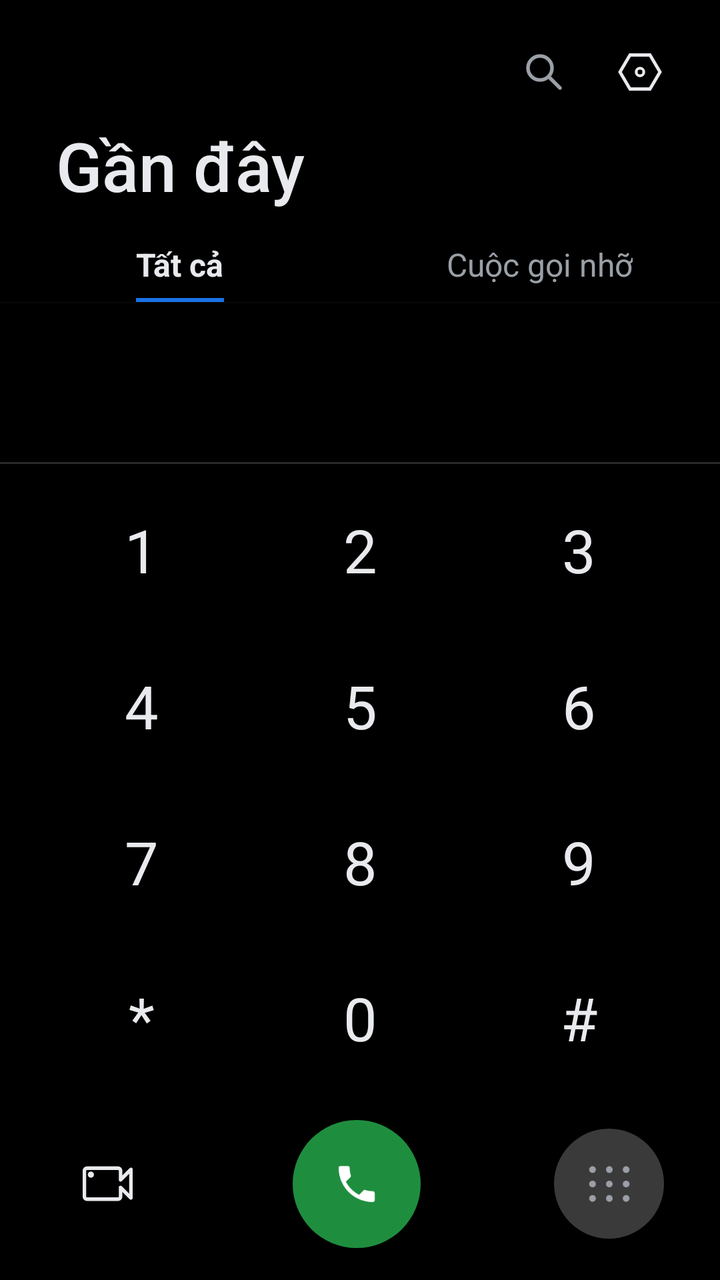
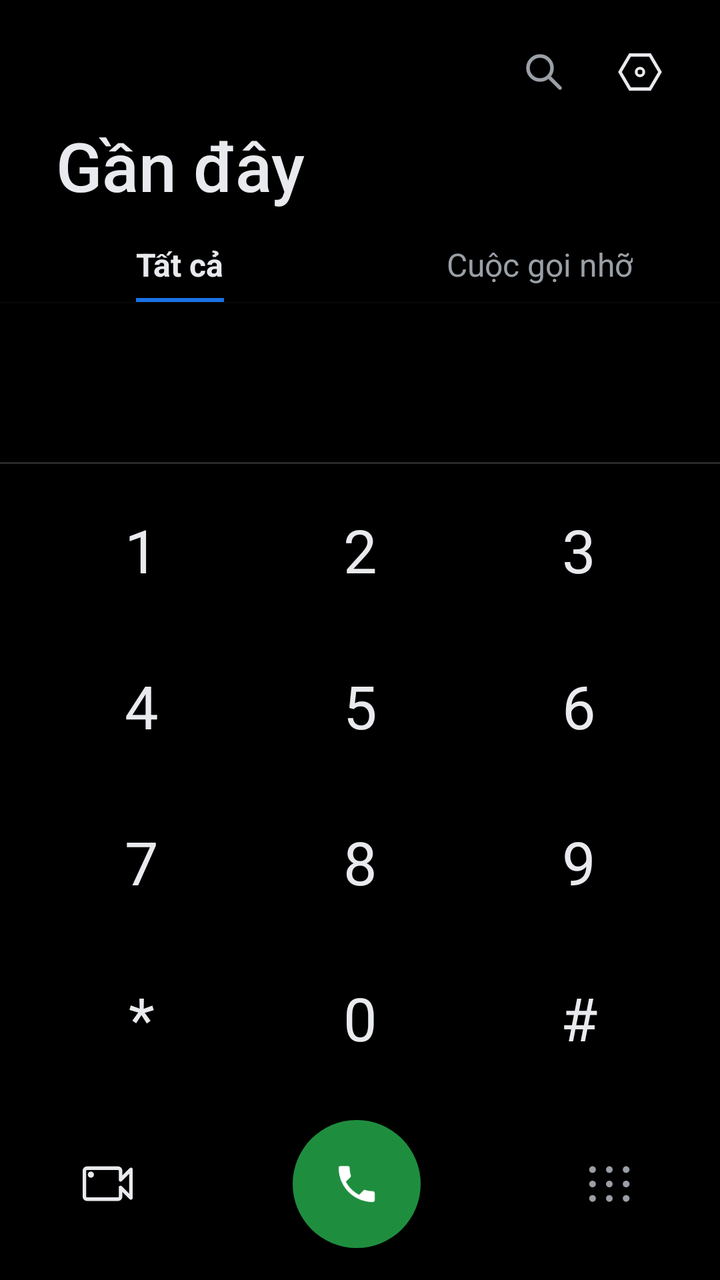

Two renders of the same Android screen: before a commit and after it. Below are the layout's source before the change and the commit's diff.
<!-- AndroidManifest.xml: application theme Theme.SimpleCall -->
<!-- res/layout/fragment_dialer.xml -->
<?xml version="1.0" encoding="utf-8"?>
<LinearLayout xmlns:android="http://schemas.android.com/apk/res/android"
    xmlns:app="http://schemas.android.com/apk/res-auto"
    xmlns:tools="http://schemas.android.com/tools"
    android:layout_width="match_parent"
    android:layout_height="match_parent"
    android:orientation="vertical"
    android:background="@color/bg">

    
    <LinearLayout
        android:id="@+id/llDialerHeader"
        android:layout_width="match_parent" android:layout_height="wrap_content"
        android:orientation="vertical">

        <FrameLayout
            android:layout_width="match_parent" android:layout_height="wrap_content"
            android:paddingTop="16dp" android:paddingEnd="20dp">
            <LinearLayout
                android:layout_width="wrap_content" android:layout_height="wrap_content"
                android:layout_gravity="end"
                android:orientation="horizontal">
                <ImageButton
                    android:id="@+id/btnDialerSearch"
                    android:layout_width="40dp" android:layout_height="40dp"
                    android:background="@android:color/transparent"
                    android:src="@drawable/ic_search"
                    android:contentDescription="@string/search" />
                <ImageButton
                    android:id="@+id/btnDialerSettings"
                    android:layout_width="40dp" android:layout_height="40dp"
                    android:layout_marginStart="8dp"
                    android:background="@android:color/transparent"
                    android:src="@drawable/ic_hexagon_settings"
                    android:contentDescription="@string/settings" />
            </LinearLayout>
        </FrameLayout>

        <TextView
            android:layout_width="wrap_content" android:layout_height="wrap_content"
            android:layout_marginStart="28dp" android:layout_marginTop="4dp"
            android:text="@string/recents_title"
            android:textSize="34sp"
            android:textColor="@color/text_primary"
            android:fontFamily="sans-serif-medium" />

        <LinearLayout
            android:layout_width="match_parent" android:layout_height="wrap_content"
            android:orientation="horizontal"
            android:paddingTop="16dp">

            <FrameLayout
                android:layout_width="0dp" android:layout_height="wrap_content"
                android:layout_weight="1">
                <LinearLayout
                    android:id="@+id/tabAll"
                    android:layout_width="wrap_content" android:layout_height="wrap_content"
                    android:layout_gravity="center"
                    android:orientation="vertical"
                    android:gravity="center_horizontal"
                    android:clickable="true" android:focusable="true">
                    <TextView
                        android:id="@+id/tvTabAll"
                        android:layout_width="wrap_content" android:layout_height="wrap_content"
                        android:text="@string/tab_all"
                        android:textSize="16sp" android:textStyle="bold"
                        android:textColor="@color/text_primary"
                        android:fontFamily="sans-serif" />
                    <View
                        android:id="@+id/tabAllUnderline"
                        android:layout_width="match_parent" android:layout_height="2dp"
                        android:layout_marginTop="6dp"
                        android:background="@color/accent_blue" />
                </LinearLayout>
            </FrameLayout>

            <FrameLayout
                android:layout_width="0dp" android:layout_height="wrap_content"
                android:layout_weight="1">
                <LinearLayout
                    android:id="@+id/tabMissed"
                    android:layout_width="wrap_content" android:layout_height="wrap_content"
                    android:layout_gravity="center"
                    android:orientation="vertical"
                    android:gravity="center_horizontal"
                    android:clickable="true" android:focusable="true">
                    <TextView
                        android:id="@+id/tvTabMissed"
                        android:layout_width="wrap_content" android:layout_height="wrap_content"
                        android:text="@string/tab_missed"
                        android:textSize="16sp"
                        android:textColor="@color/text_secondary"
                        android:fontFamily="sans-serif" />
                    <View
                        android:id="@+id/tabMissedUnderline"
                        android:layout_width="match_parent" android:layout_height="2dp"
                        android:layout_marginTop="6dp"
                        android:background="@android:color/transparent" />
                </LinearLayout>
            </FrameLayout>
        </LinearLayout>

        <View
            android:layout_width="match_parent" android:layout_height="0.5dp"
            android:background="#332B2B2B" />
    </LinearLayout>

    
    <FrameLayout
        android:layout_width="match_parent"
        android:layout_height="0dp"
        android:layout_weight="1">

    
    <androidx.recyclerview.widget.RecyclerView
        android:id="@+id/rvRecents"
        android:layout_width="match_parent"
        android:layout_height="match_parent"
        android:clipToPadding="false"
        android:paddingBottom="280dp" />

    
    <LinearLayout
        android:id="@+id/llSuggestionsWrap"
        android:layout_width="match_parent"
        android:layout_height="match_parent"
        android:orientation="vertical"
        android:paddingBottom="280dp"
        android:visibility="gone">

        <TextView
            android:id="@+id/tvSuggestionsHeader"
            android:layout_width="match_parent"
            android:layout_height="wrap_content"
            android:text="@string/all_contacts"
            android:textSize="14sp"
            android:textColor="@color/text_secondary"
            android:fontFamily="sans-serif"
            android:paddingStart="20dp"
            android:paddingEnd="20dp"
            android:paddingTop="14dp"
            android:paddingBottom="8dp" />

        <androidx.recyclerview.widget.RecyclerView
            android:id="@+id/rvSuggestions"
            android:layout_width="match_parent"
            android:layout_height="0dp"
            android:layout_weight="1"
            android:clipToPadding="false" />
    </LinearLayout>

    
    <LinearLayout
        android:id="@+id/llNoMatchActions"
        android:layout_width="match_parent"
        android:layout_height="wrap_content"
        android:orientation="vertical"
        android:paddingTop="8dp"
        android:visibility="gone">

        <LinearLayout
            android:id="@+id/rowCreateContact"
            android:layout_width="match_parent" android:layout_height="wrap_content"
            android:orientation="horizontal" android:gravity="center_vertical"
            android:background="@drawable/bg_settings_row"
            android:clickable="true" android:focusable="true"
            android:paddingStart="20dp" android:paddingEnd="20dp"
            android:paddingTop="14dp" android:paddingBottom="14dp">
            <ImageView android:layout_width="24dp" android:layout_height="24dp"
                android:src="@drawable/ic_add" app:tint="@color/white" tools:ignore="MissingClass"/>
            <TextView android:layout_width="0dp" android:layout_height="wrap_content"
                android:layout_weight="1" android:layout_marginStart="18dp"
                android:text="@string/create_new_contact"
                android:textSize="16sp" android:textColor="@color/text_primary" android:fontFamily="sans-serif"/>
        </LinearLayout>

        <LinearLayout
            android:id="@+id/rowAddToExisting"
            android:layout_width="match_parent" android:layout_height="wrap_content"
            android:orientation="horizontal" android:gravity="center_vertical"
            android:background="@drawable/bg_settings_row"
            android:clickable="true" android:focusable="true"
            android:paddingStart="20dp" android:paddingEnd="20dp"
            android:paddingTop="14dp" android:paddingBottom="14dp">
            <ImageView android:layout_width="24dp" android:layout_height="24dp"
                android:src="@drawable/ic_person" app:tint="@color/white" tools:ignore="MissingClass"/>
            <TextView android:layout_width="0dp" android:layout_height="wrap_content"
                android:layout_weight="1" android:layout_marginStart="24dp"
                android:text="@string/add_to_existing_contact"
                android:textSize="16sp" android:textColor="@color/text_primary" android:fontFamily="sans-serif"/>
        </LinearLayout>

        <LinearLayout
            android:id="@+id/rowSendSms"
            android:layout_width="match_parent" android:layout_height="wrap_content"
            android:orientation="horizontal" android:gravity="center_vertical"
            android:background="@drawable/bg_settings_row"
            android:clickable="true" android:focusable="true"
            android:paddingStart="20dp" android:paddingEnd="20dp"
            android:paddingTop="14dp" android:paddingBottom="14dp">
            <ImageView android:layout_width="24dp" android:layout_height="24dp"
                android:src="@android:drawable/ic_dialog_email" app:tint="@color/white" tools:ignore="MissingClass"/>
            <TextView android:layout_width="0dp" android:layout_height="wrap_content"
                android:layout_weight="1" android:layout_marginStart="24dp"
                android:text="@string/send_sms"
                android:textSize="16sp" android:textColor="@color/text_primary" android:fontFamily="sans-serif"/>
        </LinearLayout>

        <LinearLayout
            android:id="@+id/rowVideoMeet"
            android:layout_width="match_parent" android:layout_height="wrap_content"
            android:orientation="horizontal" android:gravity="center_vertical"
            android:background="@drawable/bg_settings_row"
            android:clickable="true" android:focusable="true"
            android:paddingStart="20dp" android:paddingEnd="20dp"
            android:paddingTop="14dp" android:paddingBottom="14dp">
            <ImageView android:layout_width="24dp" android:layout_height="24dp"
                android:src="@drawable/ic_video_call" app:tint="@color/white" tools:ignore="MissingClass"/>
            <TextView android:layout_width="0dp" android:layout_height="wrap_content"
                android:layout_weight="1" android:layout_marginStart="24dp"
                android:text="@string/video_call_meet"
                android:textSize="16sp" android:textColor="@color/text_primary" android:fontFamily="sans-serif"/>
        </LinearLayout>
    </LinearLayout>

    
    <LinearLayout
        android:id="@+id/panelKeypad"
        android:layout_width="match_parent"
        android:layout_height="wrap_content"
        android:layout_gravity="bottom"
        android:orientation="vertical"
        android:background="@color/bg"
        android:elevation="8dp">

        
        <View
            android:layout_width="match_parent"
            android:layout_height="1dp"
            android:background="@color/divider" />

        
        <FrameLayout
            android:id="@+id/frameNumber"
            android:layout_width="match_parent"
            android:layout_height="wrap_content"
            android:paddingTop="10dp"
            android:paddingStart="20dp"
            android:paddingEnd="20dp"
            android:visibility="gone">

            <ImageButton
                android:id="@+id/btnDialMenu"
                android:layout_width="40dp"
                android:layout_height="40dp"
                android:layout_gravity="center_vertical|start"
                android:background="@android:color/transparent"
                android:src="@drawable/ic_more_vert"
                android:contentDescription="@string/dialpad_options"
                android:visibility="invisible" />

            <EditText
                android:id="@+id/etNumber"
                android:layout_width="match_parent"
                android:layout_height="wrap_content"
                android:layout_gravity="center_vertical"
                android:paddingStart="48dp"
                android:paddingEnd="62dp"
                android:background="@null"
                android:inputType="none"
                android:gravity="center"
                android:textSize="32sp"
                android:textColor="@color/text_primary"
                android:fontFamily="sans-serif-light"
                android:cursorVisible="true"
                android:maxLines="1" />

            <ImageButton
                android:id="@+id/btnBackspace"
                android:layout_width="62dp"
                android:layout_height="40dp"
                android:layout_gravity="center_vertical|end"
                android:background="@android:color/transparent"
                android:src="@drawable/ic_backspace"
                android:contentDescription="@string/cancel"
                android:visibility="invisible" />
        </FrameLayout>

        
        <GridLayout
            android:id="@+id/keypad"
            android:layout_width="match_parent"
            android:layout_height="wrap_content"
            android:layout_marginTop="4dp"
            android:paddingStart="16dp"
            android:paddingEnd="16dp"
            android:columnCount="3"
            android:rowCount="4"
            android:useDefaultMargins="false">

            <Button android:tag="1" style="@style/KeyBtn" android:text="1" android:layout_columnWeight="1" />
            <Button android:tag="2" style="@style/KeyBtn" android:text="2" android:layout_columnWeight="1" />
            <Button android:tag="3" style="@style/KeyBtn" android:text="3" android:layout_columnWeight="1" />
            <Button android:tag="4" style="@style/KeyBtn" android:text="4" android:layout_columnWeight="1" />
            <Button android:tag="5" style="@style/KeyBtn" android:text="5" android:layout_columnWeight="1" />
            <Button android:tag="6" style="@style/KeyBtn" android:text="6" android:layout_columnWeight="1" />
            <Button android:tag="7" style="@style/KeyBtn" android:text="7" android:layout_columnWeight="1" />
            <Button android:tag="8" style="@style/KeyBtn" android:text="8" android:layout_columnWeight="1" />
            <Button android:tag="9" style="@style/KeyBtn" android:text="9" android:layout_columnWeight="1" />
            <Button android:tag="*" style="@style/KeyBtn" android:text="*" android:layout_columnWeight="1" />
            <Button android:tag="0" style="@style/KeyBtn" android:text="0" android:layout_columnWeight="1" />
            <Button android:tag="#" style="@style/KeyBtn" android:text="#" android:layout_columnWeight="1" />
        </GridLayout>

        
        <LinearLayout
            android:id="@+id/rowDialControls"
            android:layout_width="match_parent"
            android:layout_height="wrap_content"
            android:orientation="horizontal"
            android:gravity="center_vertical"
            android:paddingTop="12dp"
            android:paddingBottom="16dp"
            android:paddingStart="28dp"
            android:paddingEnd="28dp">

            <FrameLayout
                android:id="@+id/btnVideoCall"
                android:layout_width="52dp" android:layout_height="52dp"
                android:background="@android:color/transparent"
                android:clickable="true" android:focusable="true"
                android:contentDescription="@string/video_call">
                <ImageView android:layout_width="31dp" android:layout_height="31dp"
                    android:layout_gravity="center"
                    android:src="@drawable/ic_video_call_outline"
                    tools:ignore="MissingClass"/>
            </FrameLayout>

            <Space android:layout_width="0dp" android:layout_height="1dp" android:layout_weight="1"/>

            <ImageButton
                android:id="@+id/btnCall"
                android:layout_width="64dp" android:layout_height="64dp"
                android:layout_gravity="center"
                android:background="@drawable/bg_call_circle"
                android:src="@drawable/ic_call"
                android:contentDescription="@string/call"
                android:visibility="visible" />

            <LinearLayout
                android:id="@+id/llCallDual"
                android:layout_width="wrap_content" android:layout_height="50dp"
                android:layout_gravity="center"
                android:orientation="horizontal"
                android:visibility="gone">

                <FrameLayout
                    android:id="@+id/btnCallSim1"
                    android:layout_width="95dp" android:layout_height="match_parent"
                    android:background="@drawable/bg_call_pill_left"
                    android:clickable="true" android:focusable="true">
                    
                    <View
                        android:layout_width="14dp" android:layout_height="match_parent"
                        android:layout_gravity="end"
                        android:background="@color/btn_call_pill_right" />
                    <ImageView android:layout_width="22dp" android:layout_height="22dp"
                        android:layout_gravity="center" android:src="@drawable/ic_call" tools:ignore="MissingClass"/>
                    <TextView android:layout_width="wrap_content" android:layout_height="wrap_content"
                        android:layout_gravity="center" android:translationX="9dp" android:translationY="-4dp"
                        android:text="1" android:textSize="12sp" android:textStyle="bold"
                        android:textColor="@color/white" android:fontFamily="sans-serif-medium"/>
                </FrameLayout>

                <FrameLayout
                    android:id="@+id/btnCallSim2"
                    android:layout_width="95dp" android:layout_height="match_parent"
                    android:background="@drawable/bg_call_pill_right"
                    android:clickable="true" android:focusable="true">
                    <ImageView android:layout_width="22dp" android:layout_height="22dp"
                        android:layout_gravity="center" android:src="@drawable/ic_call" tools:ignore="MissingClass"/>
                    <TextView android:layout_width="wrap_content" android:layout_height="wrap_content"
                        android:layout_gravity="center" android:translationX="9dp" android:translationY="-4dp"
                        android:text="2" android:textSize="12sp" android:textStyle="bold"
                        android:textColor="@color/white" android:fontFamily="sans-serif-medium"/>
                </FrameLayout>
            </LinearLayout>

            <Space android:layout_width="0dp" android:layout_height="1dp" android:layout_weight="1"/>

            <ImageButton
                android:id="@+id/btnKeypadToggle"
                android:layout_width="55dp" android:layout_height="55dp"
                android:background="@drawable/bg_key_bright"
                android:src="@drawable/ic_dialpad"
                android:tint="@color/text_secondary"
                android:contentDescription="@string/open_dialpad" />

        </LinearLayout>
    </LinearLayout>

    </FrameLayout>
</LinearLayout>
<!-- resources referenced by this layout -->
<resources>
  <color name="accent_blue">#1A73E8</color>
  <color name="bg">#000000</color>
  <color name="btn_call_pill_right">#1AA155</color>
  <color name="divider">#2A2A2A</color>
  <color name="text_primary">#E8EAED</color>
  <color name="text_secondary">#9AA0A6</color>
  <color name="white">#FFFFFF</color>
  <!-- drawable bg_call_circle (drawable) -->
  <?xml version="1.0" encoding="utf-8"?>
  <ripple xmlns:android="http://schemas.android.com/apk/res/android"
      android:color="#331E8E3E">
      <item>
          <shape android:shape="oval">
              <solid android:color="@color/btn_call" />
          </shape>
      </item>
  </ripple>
  <!-- drawable bg_key_bright (drawable) -->
  <?xml version="1.0" encoding="utf-8"?>
  <ripple xmlns:android="http://schemas.android.com/apk/res/android"
      android:color="#44FFFFFF">
      <item>
          <shape android:shape="oval">
              <solid android:color="#3A3A3A" />
          </shape>
      </item>
  </ripple>
  <!-- drawable bg_settings_row (drawable) -->
  <?xml version="1.0" encoding="utf-8"?>
  <ripple xmlns:android="http://schemas.android.com/apk/res/android"
      android:color="@color/key_ripple">
      <item>
          <shape android:shape="rectangle">
              <solid android:color="@color/bg_row" />
          </shape>
      </item>
  </ripple>
  <!-- drawable ic_person (drawable) -->
  <?xml version="1.0" encoding="utf-8"?>
  <vector xmlns:android="http://schemas.android.com/apk/res/android"
      android:width="24dp" android:height="24dp"
      android:viewportWidth="24" android:viewportHeight="24">
      <path android:fillColor="#FFFFFFFF"
          android:pathData="M12,12c2.21,0 4,-1.79 4,-4s-1.79,-4 -4,-4 -4,1.79 -4,4 1.79,4 4,4zM12,14c-2.67,0 -8,1.34 -8,4v2h16v-2c0,-2.66 -5.33,-4 -8,-4z"/>
  </vector>
  <!-- drawable ic_video_call (drawable) -->
  <?xml version="1.0" encoding="utf-8"?>
  <vector xmlns:android="http://schemas.android.com/apk/res/android"
      android:width="24dp" android:height="24dp"
      android:viewportWidth="24" android:viewportHeight="24">
      <path android:fillColor="#FFFFFF"
          android:pathData="M17,10.5V7c0-0.55-0.45-1-1-1H4C3.45,6 3,6.45 3,7v10c0,0.55 0.45,1 1,1h12c0.55,0 1-0.45 1-1v-3.5l4,4v-11L17,10.5z"/>
  </vector>
  <string name="add_to_existing_contact">Thêm vào liên hệ hiện có</string>
  <string name="all_contacts">Tất cả liên hệ</string>
  <string name="call">Gọi</string>
  <string name="cancel">Hủy</string>
  <string name="create_new_contact">Tạo liên hệ mới</string>
  <string name="dialpad_options">Tùy chọn quay số</string>
  <string name="open_dialpad">Bàn phím</string>
  <string name="recents_title">Gần đây</string>
  <string name="search">Tìm kiếm</string>
  <string name="send_sms">Gửi tin nhắn SMS</string>
  <string name="settings">Cài đặt</string>
  <string name="tab_all">Tất cả</string>
  <string name="tab_missed">Cuộc gọi nhỡ</string>
  <string name="video_call">Gọi video</string>
  <string name="video_call_meet">Cuộc gọi video Meet</string>
  <color name="btn_call">#1E8E3E</color>
  <color name="btn_call_sim1">#2FBF60</color>
  <color name="key_ripple">#22FFFFFF</color>
  <color name="bg_row">#000000</color>
  <!-- drawable bg_key (drawable) -->
  <?xml version="1.0" encoding="utf-8"?>
  <ripple xmlns:android="http://schemas.android.com/apk/res/android"
      android:color="@color/key_ripple">
      <item>
          <shape android:shape="oval">
              <solid android:color="@android:color/transparent" />
          </shape>
      </item>
  </ripple>
  <color name="primary">#1E8E3E</color>
  <color name="primary_dark">#137333</color>
  <!-- unchanged entries left out for length: 12 -->
</resources>

<!-- the commit's change to res/layout/fragment_dialer.xml (unified diff, before → after) -->
@@ -391,7 +391,7 @@
             <ImageButton
                 android:id="@+id/btnKeypadToggle"
                 android:layout_width="55dp" android:layout_height="55dp"
-                android:background="@drawable/bg_key_bright"
+                android:background="@android:color/transparent"
                 android:src="@drawable/ic_dialpad"
                 android:tint="@color/text_secondary"
                 android:contentDescription="@string/open_dialpad" />
<!-- resource entries referenced after the edit -->
@@ -14,16 +14,6 @@
       <item>
           <shape android:shape="oval">
               <solid android:color="@color/btn_call" />
-          </shape>
-      </item>
-  </ripple>
-  <!-- drawable bg_key_bright (drawable) -->
-  <?xml version="1.0" encoding="utf-8"?>
-  <ripple xmlns:android="http://schemas.android.com/apk/res/android"
-      android:color="#44FFFFFF">
-      <item>
-          <shape android:shape="oval">
-              <solid android:color="#3A3A3A" />
           </shape>
       </item>
   </ripple>
